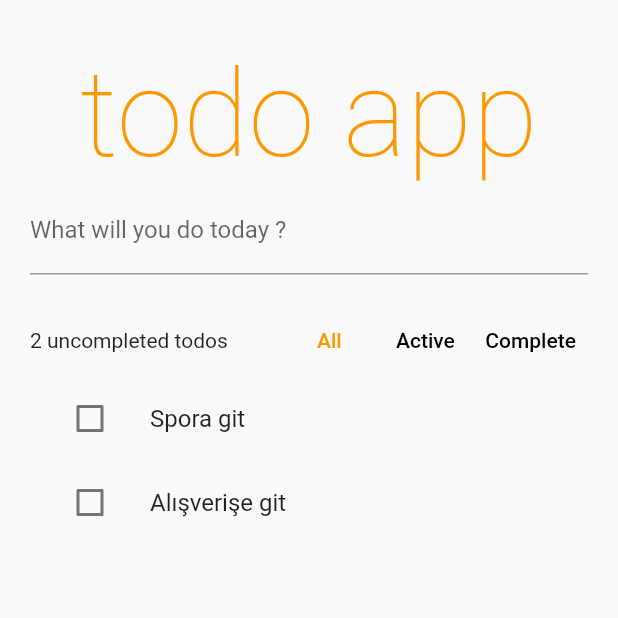
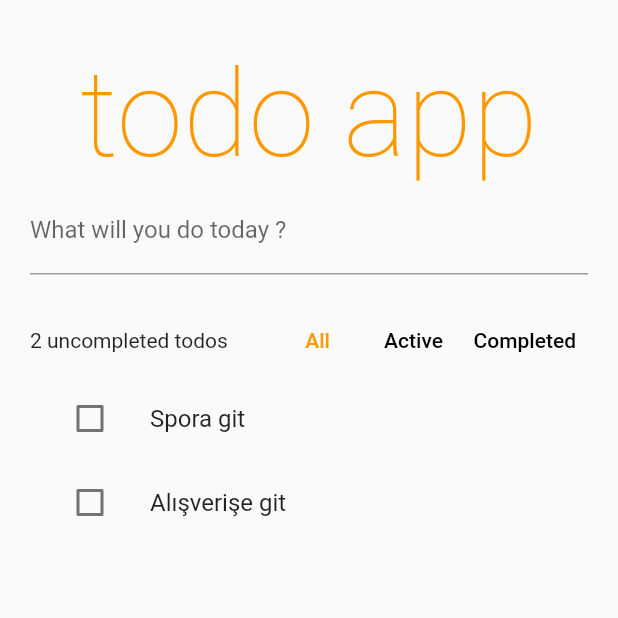
Before and after one commit to okancezik/ToDoApp, a Flutter app: the screen it shows after launch, on a phone screen of 412 x 824 dp, the top half of it. Run offline on Flutter 3.47's test engine with Material 2 defaults, Android fonts, the phone set to English and light mode, and no system bars; our stand-ins replace flutter_riverpod.

Commit message:
added constants

```diff
--- a/lib/features/to_do/to_do_view.dart
+++ b/lib/features/to_do/to_do_view.dart
@@ -1,5 +1,6 @@
 import 'package:flutter/material.dart';
 import 'package:flutter_riverpod/flutter_riverpod.dart';
+import 'package:to_do_app/product/constants/string_constants.dart';
 import 'package:to_do_app/product/providers/all_providers.dart';
 import 'package:to_do_app/product/widgets/title_widget.dart';
 import 'package:to_do_app/product/widgets/todo_list_item_widget.dart';
@@ -23,7 +24,7 @@ class ToDoApp extends ConsumerWidget {
             TextFormField(
               controller: _controller,
               decoration:
-                  const InputDecoration(labelText: "What will you do today ? "),
+                  const InputDecoration(labelText: StringConstants.toUserMessage),
               onFieldSubmitted: (value) {
                 //print("$value");
                 ref.read(todoProvider.notifier).addToDo(value);
--- a/lib/main.dart
+++ b/lib/main.dart
@@ -13,6 +13,7 @@ class MyApp extends StatelessWidget {
   @override
   Widget build(BuildContext context) {
     return MaterialApp(
+      debugShowCheckedModeBanner: false,
       title: 'Flutter Demo',
       theme: ThemeData(
         primarySwatch: Colors.blue,
--- /dev/null
+++ b/lib/product/constants/string_constants.dart
@@ -0,0 +1,15 @@
+import 'package:flutter/cupertino.dart';
+
+@immutable
+class StringConstants {
+  const StringConstants._();
+  static const String appName = "todo app";
+  static const String toUserMessage = "What will you do today ?";
+  static const String allToDosMessage = "All Todos";
+  static const String allToDos = "All";
+  static const String activeToDos = "Active";
+  static const String activeToDosMessage = "Only Uncompleted Todos";
+  static const String completedToDos = "Completed";
+  static const String completedToDosMessage = "Only Completed Todos";
+  static const String notToDos = "There is not todo";
+}
--- a/lib/product/widgets/title_widget.dart
+++ b/lib/product/widgets/title_widget.dart
@@ -1,4 +1,5 @@
 import 'package:flutter/material.dart';
+import 'package:to_do_app/product/constants/string_constants.dart';
 
 class TitleWidget extends StatelessWidget {
   const TitleWidget({super.key});
@@ -6,10 +7,13 @@ class TitleWidget extends StatelessWidget {
   @override
   Widget build(BuildContext context) {
     return const Text(
-      "todo app",
+      StringConstants.appName,
       textAlign: TextAlign.center,
       style: TextStyle(
-          color: Colors.orange, fontSize: 80, fontWeight: FontWeight.w200,),
+        color: Colors.orange,
+        fontSize: 80,
+        fontWeight: FontWeight.w200,
+      ),
     );
   }
 }
--- a/lib/product/widgets/toolbar_widget.dart
+++ b/lib/product/widgets/toolbar_widget.dart
@@ -1,5 +1,6 @@
 import 'package:flutter/material.dart';
 import 'package:flutter_riverpod/flutter_riverpod.dart';
+import 'package:to_do_app/product/constants/string_constants.dart';
 import 'package:to_do_app/product/providers/all_providers.dart';
 
 class ToolBarWidget extends ConsumerWidget {
@@ -8,12 +9,12 @@ class ToolBarWidget extends ConsumerWidget {
   @override
   Widget build(BuildContext context, WidgetRef ref) {
     int unCompletedToDoCount = ref.watch(unCompletedTodoCount);
-    var _currentFilter = ToDoListFilter.all;
+    var currentFilter = ToDoListFilter.all;
 
-    _currentFilter = ref.watch(todoListFilterProvider);
+    currentFilter = ref.watch(todoListFilterProvider);
 
     Color changeTextColor(ToDoListFilter filter) {
-      return _currentFilter == filter ? Colors.orange : Colors.black;
+      return currentFilter == filter ? Colors.orange : Colors.black;
     }
 
     return Row(
@@ -23,11 +24,11 @@ class ToolBarWidget extends ConsumerWidget {
             child: Text(
           unCompletedToDoCount != 0
               ? "$unCompletedToDoCount uncompleted todos"
-              : "There is not todo",
+              : StringConstants.notToDos,
           overflow: TextOverflow.ellipsis,
         )),
         Tooltip(
-          message: "All Todos",
+          message: StringConstants.allToDosMessage,
           child: TextButton(
               style: TextButton.styleFrom(
                   foregroundColor: changeTextColor(ToDoListFilter.all)),
@@ -35,10 +36,10 @@ class ToolBarWidget extends ConsumerWidget {
                 ref.read(todoListFilterProvider.notifier).state =
                     ToDoListFilter.all;
               },
-              child: const Text("All")),
+              child: const Text(StringConstants.allToDos)),
         ),
         Tooltip(
-          message: "Only Uncompleted Todos",
+          message: StringConstants.activeToDosMessage,
           child: TextButton(
               style: TextButton.styleFrom(
                   foregroundColor: changeTextColor(ToDoListFilter.active)),
@@ -46,10 +47,10 @@ class ToolBarWidget extends ConsumerWidget {
                 ref.read(todoListFilterProvider.notifier).state =
                     ToDoListFilter.active;
               },
-              child: const Text("Active")),
+              child: const Text(StringConstants.activeToDos)),
         ),
         Tooltip(
-          message: "Only Completed Todos",
+          message: StringConstants.completedToDosMessage,
           child: TextButton(
               style: TextButton.styleFrom(
                   foregroundColor: changeTextColor(ToDoListFilter.completed)),
@@ -57,7 +58,7 @@ class ToolBarWidget extends ConsumerWidget {
                 ref.read(todoListFilterProvider.notifier).state =
                     ToDoListFilter.completed;
               },
-              child: const Text("Complete")),
+              child: const Text(StringConstants.completedToDos)),
         ),
       ],
     );
```
